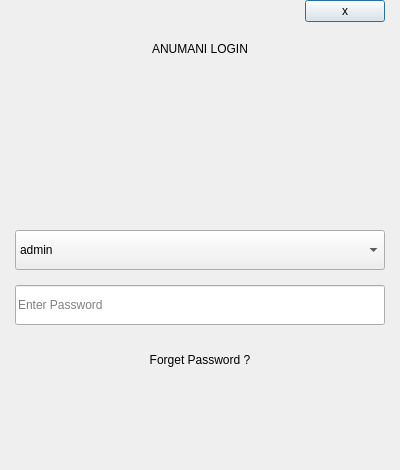
Old version of the form Project/ui/login.ui in the repository Selvam-T/POS.
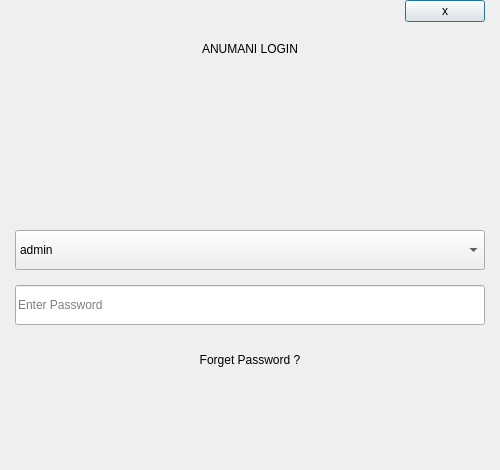
New version of the form.

What changed in the file:
```diff
--- a/Project/ui/login.ui
+++ b/Project/ui/login.ui
@@ -6,13 +6,13 @@
    <rect>
     <x>0</x>
     <y>0</y>
-    <width>400</width>
+    <width>500</width>
     <height>470</height>
    </rect>
   </property>
   <property name="minimumSize">
    <size>
-    <width>400</width>
+    <width>500</width>
     <height>470</height>
    </size>
   </property>
```
